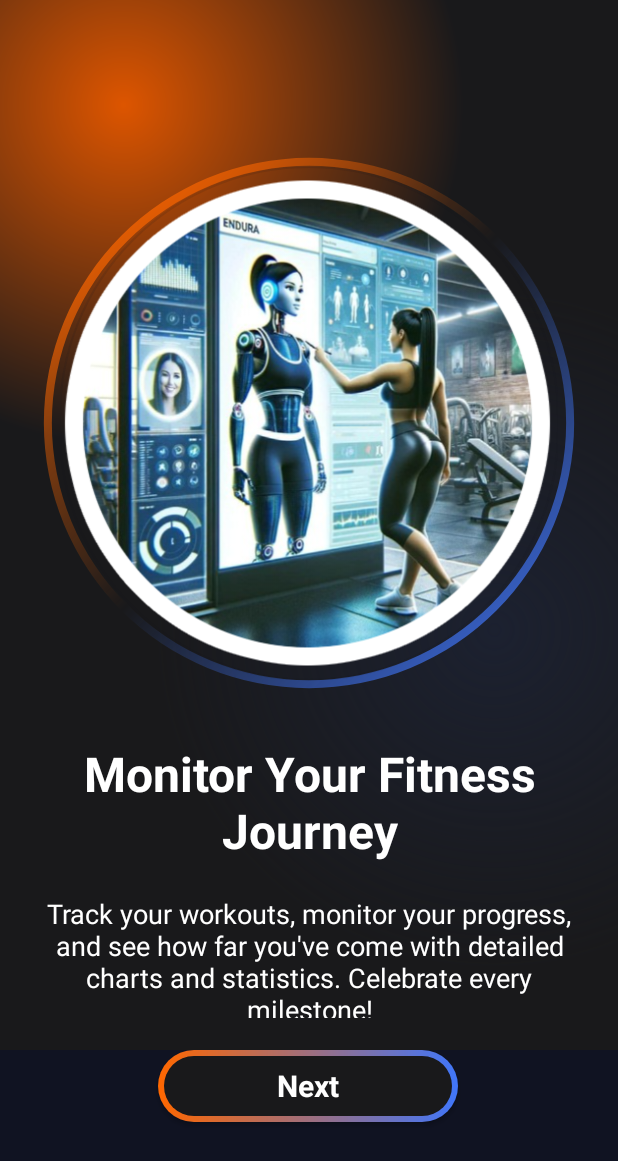
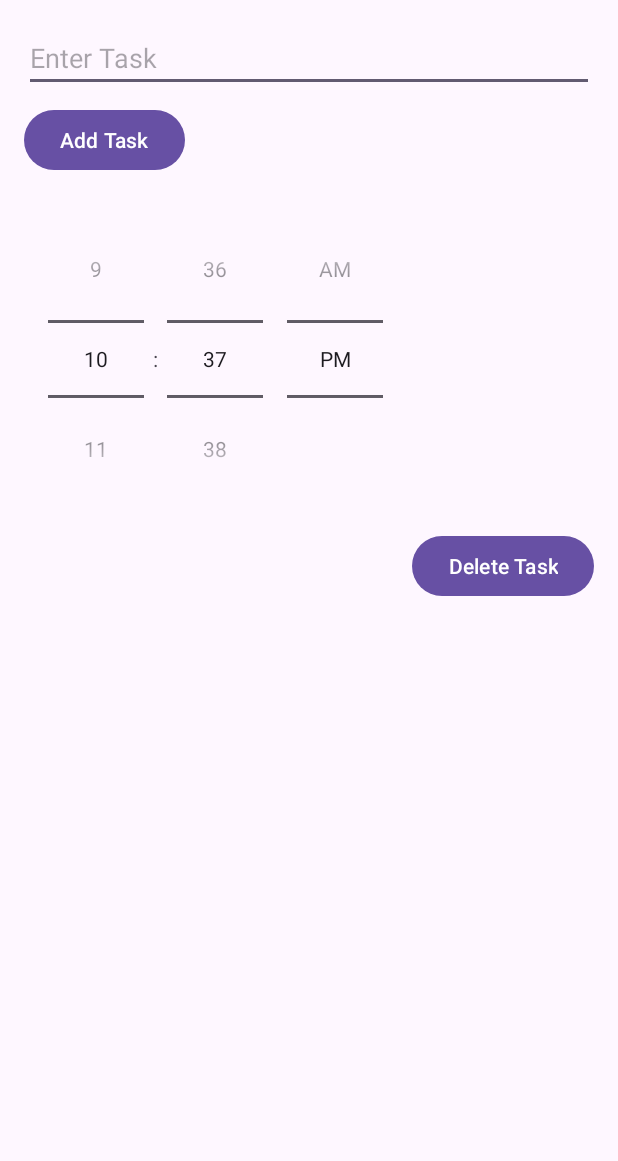
Before and after one commit to NaveenUdesh043/gym_application, an Android app: the Onboarding1 screen opened directly, with no data from a screen before it, after a tap on "Next", on a phone screen of 412 x 824 dp. Shown: the top 1161 px of the screen. Run offline under Robolectric (Android 15) with nearby library versions, the phone set to English and light mode, and no system bars.

Commit message:
Create ToDo List

```diff
--- a/GymApplication/app/src/main/java/com/example/gymapplication/Onboarding1.kt
+++ b/GymApplication/app/src/main/java/com/example/gymapplication/Onboarding1.kt
@@ -15,7 +15,7 @@ class Onboarding1 : AppCompatActivity() {
 
         val startBtn: Button = findViewById(R.id.nextBtn)
         startBtn.setOnClickListener{
-            val intent = Intent(this, Onboarding2::class.java)
+            val intent = Intent(this, ToDoPage::class.java)
             startActivity(intent)
         }
     }
--- /dev/null
+++ b/GymApplication/app/src/main/java/com/example/gymapplication/ToDoPage.kt
@@ -0,0 +1,189 @@
+package com.example.gymapplication
+
+import android.app.NotificationChannel
+import android.app.NotificationManager
+import android.content.Context
+import android.content.SharedPreferences
+import android.os.Bundle
+import android.os.Handler
+import android.os.Looper
+import android.widget.*
+import androidx.appcompat.app.AppCompatActivity
+import androidx.core.app.NotificationCompat
+import com.example.gymapplication.Domain.Task
+import java.util.*
+
+class ToDoPage : AppCompatActivity() {
+
+    private lateinit var sharedPreferences: SharedPreferences
+    private lateinit var taskInput: EditText
+    private lateinit var addTaskButton: Button
+    private lateinit var deleteTaskButton: Button
+    private lateinit var taskListView: ListView
+    private lateinit var reminderTimePicker: TimePicker
+    private val taskList = mutableListOf<Task>()
+    private lateinit var taskAdapter: TaskAdapter
+    private var selectedTaskIndex: Int? = null
+
+    override fun onCreate(savedInstanceState: Bundle?) {
+        super.onCreate(savedInstanceState)
+        setContentView(R.layout.activity_todo)
+
+        sharedPreferences = getSharedPreferences("tasks_prefs", Context.MODE_PRIVATE)
+        taskInput = findViewById(R.id.task_input)
+        addTaskButton = findViewById(R.id.add_task_button)
+        deleteTaskButton = findViewById(R.id.delete_task_button)
+        taskListView = findViewById(R.id.task_list)
+        reminderTimePicker = findViewById(R.id.reminder_time_picker)
+
+        taskAdapter = TaskAdapter(this, taskList)
+        taskListView.adapter = taskAdapter
+
+        addTaskButton.setOnClickListener {
+            addTask()
+        }
+
+        deleteTaskButton.setOnClickListener {
+            deleteTask()
+        }
+
+        taskListView.setOnItemClickListener { _, _, position, _ ->
+            selectedTaskIndex = position
+            taskInput.setText(taskList[position].description)
+        }
+
+        loadTasks()
+        startNotificationService()
+    }
+
+    private fun addTask() {
+        val taskDescription = taskInput.text.toString()
+        val taskDateTime = Calendar.getInstance().timeInMillis
+
+        // Get reminder time from TimePicker
+        val reminderCalendar = Calendar.getInstance()
+        reminderCalendar.set(Calendar.HOUR_OF_DAY, reminderTimePicker.hour)
+        reminderCalendar.set(Calendar.MINUTE, reminderTimePicker.minute)
+        reminderCalendar.set(Calendar.SECOND, 0)
+        val reminderTime = reminderCalendar.timeInMillis
+
+        if (taskDescription.isNotEmpty()) {
+            if (selectedTaskIndex != null) {
+                // Update existing task
+                val task = taskList[selectedTaskIndex!!]
+                task.description = taskDescription
+                task.dateTime = taskDateTime
+                task.reminderTime = reminderTime
+                selectedTaskIndex = null
+            } else {
+                // Add new task
+                val task = Task(taskDescription, taskDateTime, reminderTime)
+                taskList.add(task)
+            }
+            saveTasks()
+            updateTaskAdapter()
+            taskInput.text.clear()
+        }
+    }
+
+    private fun deleteTask() {
+        selectedTaskIndex?.let { index ->
+            taskList.removeAt(index)
+            selectedTaskIndex = null
+            saveTasks()
+            updateTaskAdapter()
+            taskInput.text.clear()
+        }
+    }
+
+    private fun saveTasks() {
+        val editor = sharedPreferences.edit()
+        editor.clear()
+        for ((index, task) in taskList.withIndex()) {
+            editor.putString("task_$index", "${task.description}|${task.dateTime}|${task.reminderTime}")
+        }
+        editor.putInt("task_count", taskList.size)
+        editor.apply()
+    }
+
+    private fun loadTasks() {
+        val count = sharedPreferences.getInt("task_count", 0)
+        taskList.clear() // Clear current list to avoid duplication
+        for (i in 0 until count) {
+            val taskString = sharedPreferences.getString("task_$i", null) ?: continue
+            val (description, dateTime, reminderTime) = taskString.split("|")
+            taskList.add(Task(description, dateTime.toLong(), reminderTime.toLong()))
+        }
+        updateTaskAdapter()
+    }
+
+    private fun updateTaskAdapter() {
+        taskAdapter.notifyDataSetChanged()
+    }
+
+    private fun startNotificationService() {
+        val handler = Handler(Looper.getMainLooper())
+        handler.postDelayed(object : Runnable {
+            override fun run() {
+                checkTasksDue()
+                handler.postDelayed(this, 60000) // Check every minute
+            }
+        }, 0)
+    }
+
+    private fun checkTasksDue() {
+        val currentTime = Calendar.getInstance().timeInMillis
+        for (task in taskList) {
+            if (task.dateTime <= currentTime) {
+                sendNotification(task, "Task Due", "Task: ${task.description}")
+                taskList.remove(task)
+                saveTasks()
+                updateTaskAdapter()
+                break
+            } else if (task.reminderTime <= currentTime) {
+                sendNotification(task, "Task Reminder", "Reminder: ${task.description}")
+                // Optionally, remove the reminder but keep the task in the list
+                // taskList.remove(task)
+                // saveTasks()
+                // updateTaskAdapter()
+                break
+            }
+        }
+    }
+
+    private fun sendNotification(task: Task, title: String, message: String) {
+        val notificationManager = getSystemService(Context.NOTIFICATION_SERVICE) as NotificationManager
+        val channelId = "task_channel"
+        if (android.os.Build.VERSION.SDK_INT >= android.os.Build.VERSION_CODES.O) {
+            val channel = NotificationChannel(channelId, "Task Notifications", NotificationManager.IMPORTANCE_DEFAULT)
+            notificationManager.createNotificationChannel(channel)
+        }
+
+        val notification = NotificationCompat.Builder(this, channelId)
+            .setContentTitle(title)
+            .setContentText(message)
+            .setSmallIcon(android.R.drawable.ic_dialog_info)
+            .setPriority(NotificationCompat.PRIORITY_DEFAULT)
+            .build()
+
+        notificationManager.notify(1, notification)
+    }
+
+    // Custom ArrayAdapter for tasks
+    inner class TaskAdapter(context: Context, private val tasks: List<Task>) : ArrayAdapter<Task>(context, R.layout.activity_task_list_time, tasks) {
+        override fun getView(position: Int, convertView: android.view.View?, parent: android.view.ViewGroup): android.view.View {
+            val view = convertView ?: layoutInflater.inflate(R.layout.activity_task_list_time, parent, false)
+            val task = tasks[position]
+
+            val descriptionTextView: TextView = view.findViewById(R.id.task_description)
+            val dateTimeTextView: TextView = view.findViewById(R.id.task_datetime)
+            val reminderTimeTextView: TextView = view.findViewById(R.id.task_reminder_time)
+
+            descriptionTextView.text = task.description
+            dateTimeTextView.text = task.getFormattedDateTime()
+            reminderTimeTextView.text = task.getFormattedReminderTime()
+
+            return view
+        }
+    }
+}
--- /dev/null
+++ b/GymApplication/app/src/main/res/layout/activity_todo.xml
@@ -0,0 +1,46 @@
+<?xml version="1.0" encoding="utf-8"?>
+<RelativeLayout xmlns:android="http://schemas.android.com/apk/res/android"
+    android:layout_width="match_parent"
+    android:layout_height="match_parent"
+    android:padding="16dp">
+
+    <EditText
+        android:id="@+id/task_input"
+        android:layout_width="match_parent"
+        android:layout_height="wrap_content"
+        android:hint="Enter Task"
+        android:inputType="text" />
+
+    <Button
+        android:id="@+id/add_task_button"
+        android:layout_width="wrap_content"
+        android:layout_height="wrap_content"
+        android:text="Add Task"
+        android:layout_below="@id/task_input"
+        android:layout_marginTop="8dp" />
+
+    <TimePicker
+        android:id="@+id/reminder_time_picker"
+        android:layout_width="wrap_content"
+        android:layout_height="wrap_content"
+        android:layout_below="@id/add_task_button"
+        android:layout_marginTop="16dp"
+        android:timePickerMode="spinner" />
+
+    <Button
+        android:id="@+id/delete_task_button"
+        android:layout_width="wrap_content"
+        android:layout_height="wrap_content"
+        android:text="Delete Task"
+        android:layout_below="@id/reminder_time_picker"
+        android:layout_marginTop="8dp"
+        android:layout_alignParentEnd="true" />
+
+    <ListView
+        android:id="@+id/task_list"
+        android:layout_width="match_parent"
+        android:layout_height="wrap_content"
+        android:layout_below="@id/delete_task_button"
+        android:layout_marginTop="16dp" />
+
+</RelativeLayout>
--- a/GymApplication/app/src/main/res/values/strings.xml
+++ b/GymApplication/app/src/main/res/values/strings.xml
@@ -1,5 +1,5 @@
 <resources>
-    <string name="app_name">Tute03</string>
+    <string name="app_name">Gym Application</string>
     <string name="loginTxt">Are you have an account? <font color="#FD511E">SignUp</font></string>
     <string name="forgot_password">Forgot Password</string>
     <string name="get_started">Get Started</string>
--- a/GymApplication/app/src/main/res/values/themes.xml
+++ b/GymApplication/app/src/main/res/values/themes.xml
@@ -1,11 +1,11 @@
 <resources xmlns:tools="http://schemas.android.com/tools">
     <!-- Base application theme. -->
-    <style name="Base.Theme.Tute03" parent="Theme.Material3.DayNight.NoActionBar">
+    <style name="Base.Theme.GymApplication" parent="Theme.Material3.DayNight.NoActionBar">
         <!-- Customize your light theme here. -->
         <!-- <item name="colorPrimary">@color/my_light_primary</item> -->
     </style>
 
-    <style name="Theme.Tute03" parent="Base.Theme.Tute03" />
+    <style name="Theme.GymApplication" parent="Base.Theme.GymApplication" />
 
     <style name="Style.App.circleImageView" parent="">
         <item name="shapeAppearance">@style/ShapeAppearanceOverlay.App.circleImageView</item>
```
Also changed, not shown: GymApplication/app/src/main/AndroidManifest.xml (+11 -2 lines), GymApplication/app/src/main/java/com/example/gymapplication/Domain/TaskModel.kt (added, +22 -0 lines), GymApplication/app/src/main/java/com/example/gymapplication/reminderPage.kt (added, +23 -0 lines), GymApplication/app/src/main/res/layout/activity_task_list_time.xml (added, +31 -0 lines), 174 other files.
